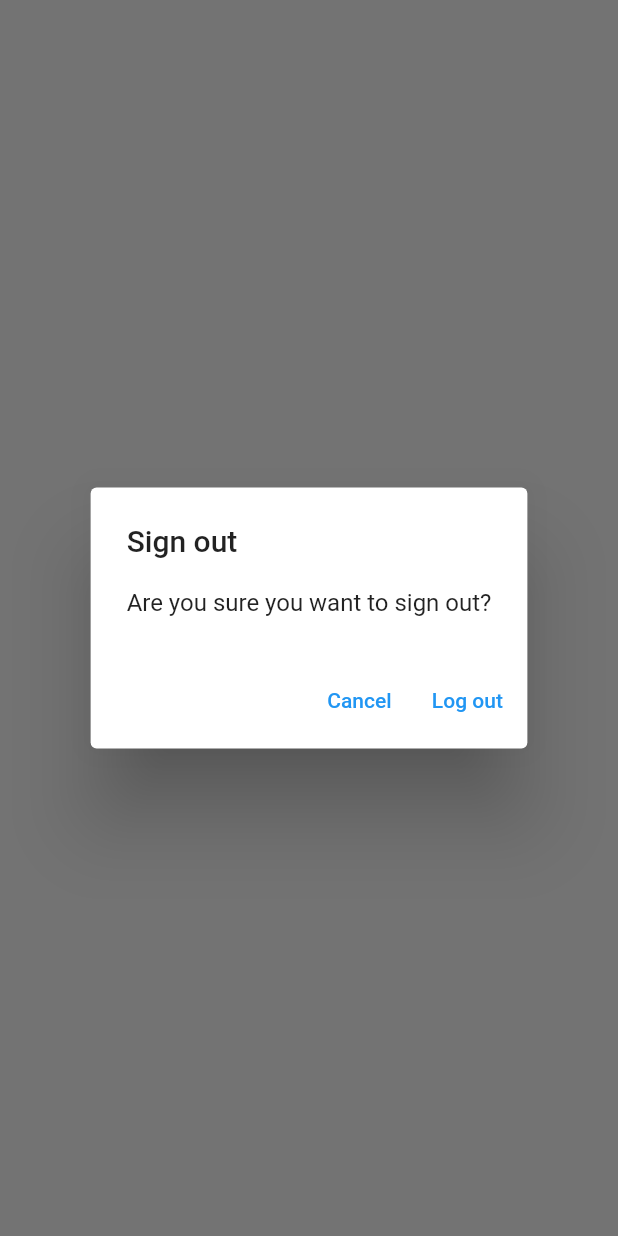
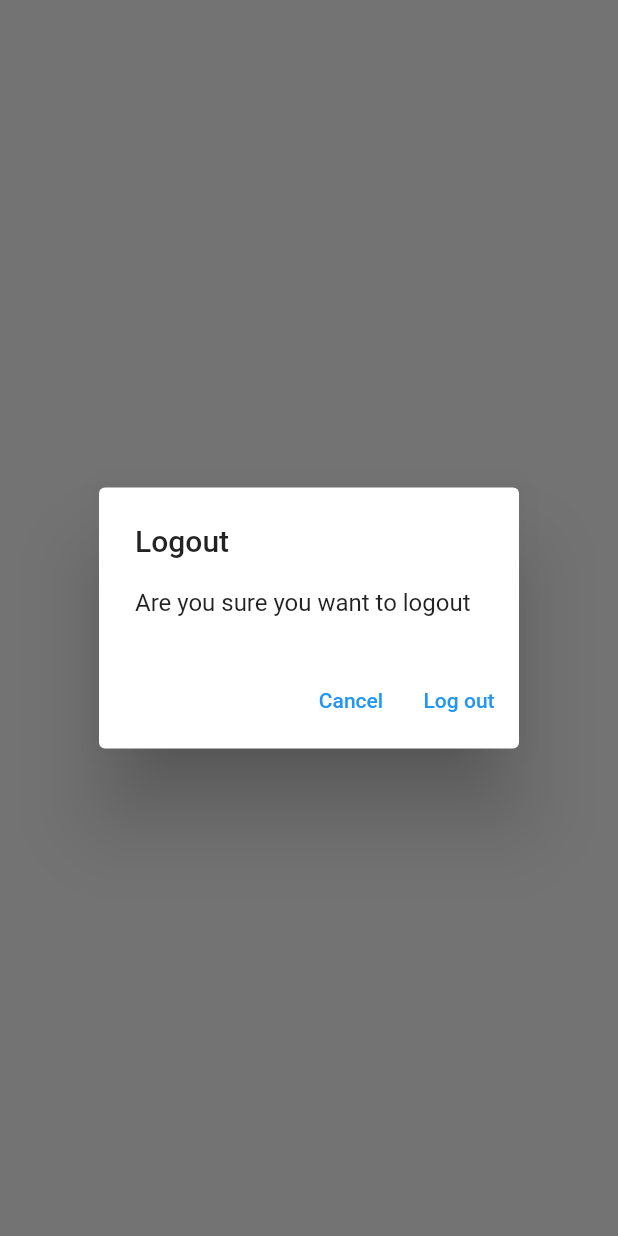
Before and after one commit to tatos85/mynotes, a Flutter app: what showLogOutDialog() shows on an empty page, opened directly, on a phone screen of 412 x 824 dp. Run offline on Flutter 3.47's test engine with Material 2 defaults, Android fonts, the phone set to English and light mode, and no system bars; our stand-ins replace firebase_auth, firebase_core, sqflite; accounts and stored records are empty; network calls fail.

Commit message:
Chapter 33 - Step 17 - Deleting existing notes in notes view

```diff
--- /dev/null
+++ b/lib/utilities/dialogs/generic_dialog.dart
@@ -0,0 +1,33 @@
+import 'package:flutter/material.dart';
+
+typedef DialogOptionBuilder<T> = Map<String, T?> Function();
+
+Future<T?> showGenericDialog<T>({
+  required BuildContext context,
+  required String title,
+  required String content,
+  required DialogOptionBuilder optionBuilder,
+}) {
+  final options = optionBuilder();
+  return showDialog(
+      context: context,
+      builder: (context) {
+        return AlertDialog(
+          title: Text(title),
+          content: Text(content),
+          actions: options.keys.map((optionTitle) {
+            final value = options[optionTitle];
+            return TextButton(
+              onPressed: () {
+                if (value != null) {
+                  Navigator.of(context).pop(value);
+                } else {
+                  Navigator.of(context).pop();
+                }
+              },
+              child: Text(optionTitle),
+            );
+          }).toList(),
+        );
+      });
+}
--- /dev/null
+++ b/lib/utilities/dialogs/logout_dialog.dart
@@ -0,0 +1,14 @@
+import 'package:flutter/material.dart';
+import 'package:mynotes/utilities/dialogs/generic_dialog.dart';
+
+Future<bool> showLogOutDialog(BuildContext context) {
+  return showGenericDialog<bool>(
+    context: context,
+    title: 'Logout',
+    content: 'Are you sure you want to logout',
+    optionBuilder: () => {
+      'Cancel': false,
+      'Log out': true,
+    },
+  ).then((value) => value ?? false);
+}
--- a/lib/views/login_view.dart
+++ b/lib/views/login_view.dart
@@ -4,7 +4,7 @@ import 'dart:developer' as devtools show log;
 import 'package:mynotes/constants/routes.dart';
 import 'package:mynotes/services/auth/auth_exceptions.dart';
 import 'package:mynotes/services/auth/auth_service.dart';
-import 'package:mynotes/utilities/show_error_dialog.dart';
+import 'package:mynotes/utilities/dialogs/error_dialog.dart';
 
 class LoginView extends StatefulWidget {
   const LoginView({Key? key}) : super(key: key);
--- a/lib/views/notes/notes_view.dart
+++ b/lib/views/notes/notes_view.dart
@@ -1,6 +1,8 @@
 import 'package:flutter/material.dart';
 import 'package:mynotes/services/auth/auth_service.dart';
 import 'package:mynotes/services/crud/notes_service.dart';
+import 'package:mynotes/utilities/dialogs/logout_dialog.dart';
+import 'package:mynotes/views/notes/notes_list_view.dart';
 
 import '../../constants/routes.dart';
 import '../../enums/menu_action.dart';
@@ -72,19 +74,10 @@ class _NotesViewState extends State<NotesView> {
                     case ConnectionState.active:
                       if (snapshot.hasData) {
                         final allNotes = snapshot.data as List<DatabaseNote>;
-
-                        return ListView.builder(
-                          itemCount: allNotes.length,
-                          itemBuilder: (context, index) {
-                            final note = allNotes[index];
-                            return ListTile(
-                              title: Text(
-                                note.text,
-                                maxLines: 1,
-                                softWrap: true,
-                                overflow: TextOverflow.ellipsis,
-                              ),
-                            );
+                        return NotesListView(
+                          notes: allNotes,
+                          onDeleteNote: (note) async {
+                            await _notesService.deleteNote(id: note.id);
                           },
                         );
                       } else {
@@ -104,27 +97,3 @@ class _NotesViewState extends State<NotesView> {
     );
   }
 }
-
-Future<bool> showLogOutDialog(BuildContext context) {
-  return showDialog<bool>(
-    context: context,
-    builder: (context) {
-      return AlertDialog(
-        title: const Text('Sign out'),
-        content: const Text('Are you sure you want to sign out?'),
-        actions: [
-          TextButton(
-              onPressed: () {
-                Navigator.of(context).pop(false);
-              },
-              child: const Text('Cancel')),
-          TextButton(
-              onPressed: () {
-                Navigator.of(context).pop(true);
-              },
-              child: const Text('Log out'))
-        ],
-      );
-    },
-  ).then((value) => value ?? false);
-}
--- a/lib/views/register_view.dart
+++ b/lib/views/register_view.dart
@@ -4,7 +4,7 @@ import 'dart:developer' as devtools show log;
 import 'package:mynotes/constants/routes.dart';
 import 'package:mynotes/services/auth/auth_exceptions.dart';
 import 'package:mynotes/services/auth/auth_service.dart';
-import 'package:mynotes/utilities/show_error_dialog.dart';
+import 'package:mynotes/utilities/dialogs/error_dialog.dart';
 
 class RegisterView extends StatefulWidget {
   const RegisterView({Key? key}) : super(key: key);
```
Also changed, not shown: lib/utilities/dialogs/delete_dialog.dart (added, +14 -0 lines), lib/utilities/dialogs/error_dialog.dart (added, +14 -0 lines), lib/utilities/show_error_dialog.dart (deleted, +0 -22 lines), lib/views/notes/notes_list_view.dart (added, +41 -0 lines).
